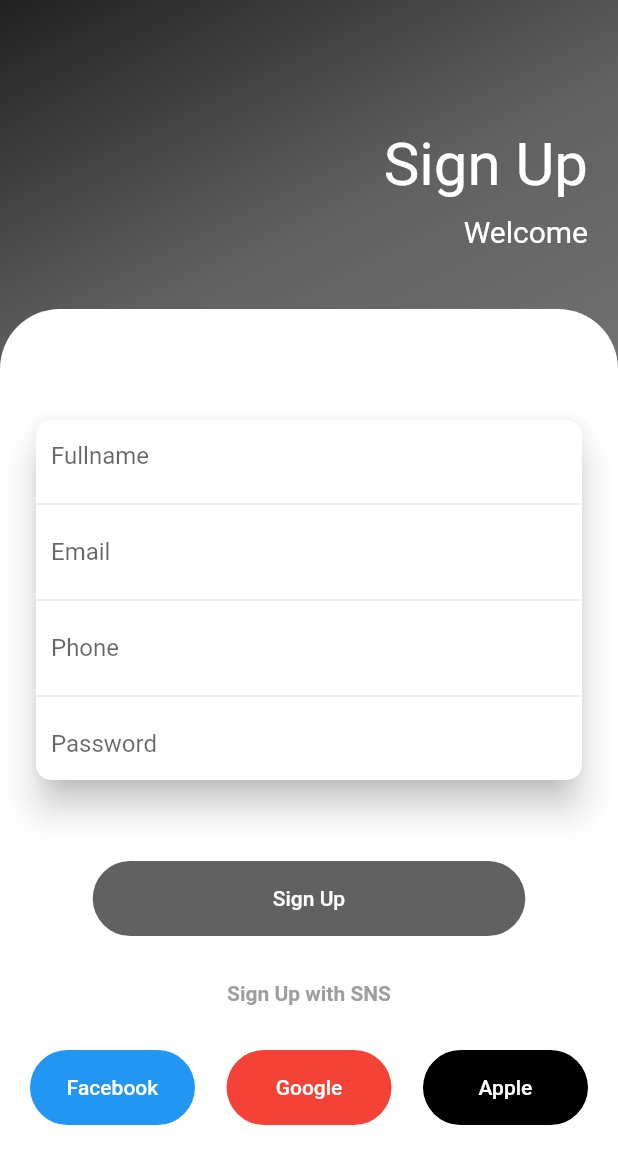
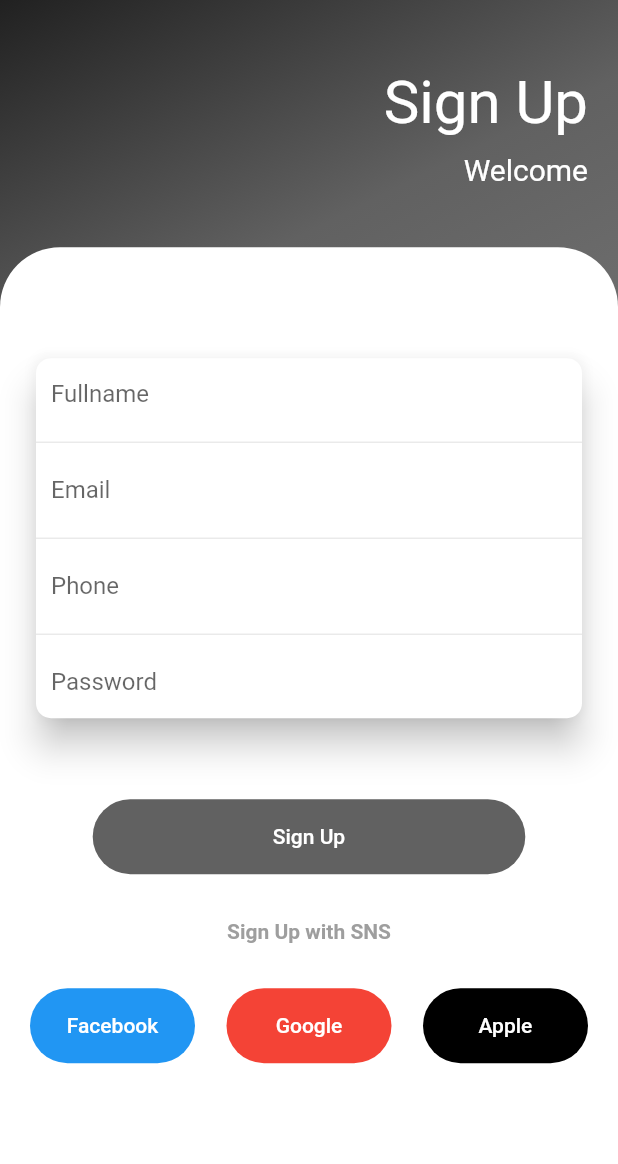
Before and after one commit to Miracle-Blue/signup_ui, a Flutter app: the screen it shows after launch, on a phone screen of 412 x 824 dp. Shown: the top 1164 px of the screen. Run offline on Flutter 3.47's test engine with Material 2 defaults, Android fonts, the phone set to English and light mode, and no system bars.

Commit message:
SignUp UI

```diff
--- a/lib/pages/sign_up_page.dart
+++ b/lib/pages/sign_up_page.dart
@@ -27,10 +27,12 @@ class _SignUpPageState extends State<SignUpPage> {
                 Colors.grey.shade400,
               ]),
         ),
+        child: SingleChildScrollView(
           child: Column(
             children: [
               /// #header
-            Expanded(
+              SizedBox(
+                height: MediaQuery.of(context).size.height * 0.2,
                 child: Padding(
                   padding:
                       const EdgeInsets.symmetric(horizontal: 20.0, vertical: 40),
@@ -58,8 +60,8 @@ class _SignUpPageState extends State<SignUpPage> {
               ),
 
               /// #body
-            Expanded(
-              flex: 3,
+              SizedBox(
+                height: MediaQuery.of(context).size.height * 0.8,
                 child: Container(
                   decoration: const BoxDecoration(
                       color: Colors.white,
@@ -220,6 +222,7 @@ class _SignUpPageState extends State<SignUpPage> {
             ],
           ),
         ),
+      ),
     );
   }
 }
```
Lines whose indentation alone changed are shown as unchanged.
